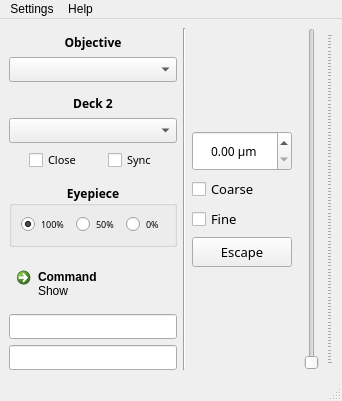
Above: mainwindow.ui from ZhengyiZ/IX83-GUI-Qt before the change. Below: the same form after it.
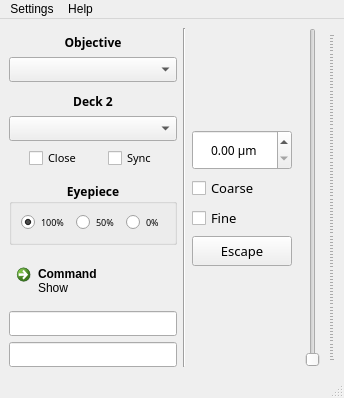
That is the form after the change.

Patch:
```diff
--- a/mainwindow.ui
+++ b/mainwindow.ui
@@ -6,8 +6,8 @@
    <rect>
     <x>0</x>
     <y>0</y>
-    <width>342</width>
-    <height>401</height>
+    <width>344</width>
+    <height>398</height>
    </rect>
   </property>
   <property name="windowTitle">
@@ -637,7 +637,7 @@
     <rect>
      <x>0</x>
      <y>0</y>
-     <width>342</width>
+     <width>344</width>
      <height>21</height>
     </rect>
    </property>
```
